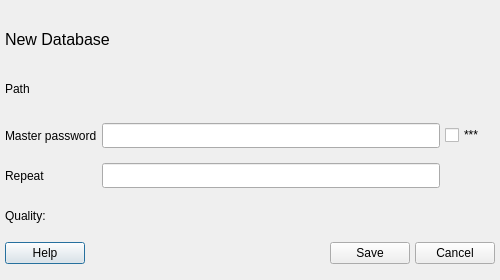
Old version of the form createdatabase.ui in the repository sochok222/RadikPass.
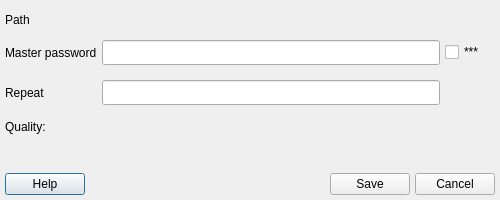
New version of the form.

Patch:
```diff
--- a/createdatabase.ui
+++ b/createdatabase.ui
@@ -7,7 +7,7 @@
     <x>0</x>
     <y>0</y>
     <width>500</width>
-    <height>280</height>
+    <height>200</height>
    </rect>
   </property>
   <property name="sizePolicy">
@@ -19,19 +19,22 @@
   <property name="minimumSize">
    <size>
     <width>500</width>
-    <height>280</height>
+    <height>200</height>
    </size>
   </property>
   <property name="maximumSize">
    <size>
     <width>500</width>
-    <height>280</height>
+    <height>200</height>
    </size>
   </property>
   <property name="windowTitle">
    <string>Dialog</string>
   </property>
-  <layout class="QGridLayout" name="gridLayout" rowstretch="2,0,0,4,0,0,0" rowminimumheight="0,0,0,0,0,0,0">
+  <layout class="QGridLayout" name="gridLayout" rowstretch="0,0,0,0">
+   <property name="sizeConstraint">
+    <enum>QLayout::SizeConstraint::SetMinimumSize</enum>
+   </property>
    <property name="leftMargin">
     <number>5</number>
    </property>
@@ -47,8 +50,11 @@
    <property name="spacing">
     <number>5</number>
    </property>
-   <item row="4" column="0">
+   <item row="3" column="0">
     <layout class="QHBoxLayout" name="horizontalLayout_3">
+     <property name="sizeConstraint">
+      <enum>QLayout::SizeConstraint::SetFixedSize</enum>
+     </property>
      <item>
       <widget class="QPushButton" name="helpButton">
        <property name="text">
@@ -85,10 +91,36 @@
      </item>
     </layout>
    </item>
-   <item row="3" column="0">
+   <item row="0" column="0">
+    <layout class="QVBoxLayout" name="verticalLayout" stretch="0">
+     <property name="sizeConstraint">
+      <enum>QLayout::SizeConstraint::SetFixedSize</enum>
+     </property>
+     <item>
+      <widget class="QLabel" name="labelPath">
+       <property name="minimumSize">
+        <size>
+         <width>0</width>
+         <height>30</height>
+        </size>
+       </property>
+       <property name="maximumSize">
+        <size>
+         <width>16777215</width>
+         <height>38</height>
+        </size>
+       </property>
+       <property name="text">
+        <string>Path</string>
+       </property>
+      </widget>
+     </item>
+    </layout>
+   </item>
+   <item row="1" column="0">
     <layout class="QGridLayout" name="gridLayout_2" rowstretch="0,0,0,0" columnstretch="0,0,0,0">
      <property name="sizeConstraint">
-      <enum>QLayout::SizeConstraint::SetFixedSize</enum>
+      <enum>QLayout::SizeConstraint::SetMaximumSize</enum>
      </property>
      <property name="topMargin">
       <number>0</number>
@@ -96,6 +128,16 @@
      <property name="verticalSpacing">
       <number>15</number>
      </property>
+     <item row="1" column="2">
+      <widget class="QLineEdit" name="linePassword">
+       <property name="minimumSize">
+        <size>
+         <width>0</width>
+         <height>25</height>
+        </size>
+       </property>
+      </widget>
+     </item>
      <item row="3" column="2">
       <widget class="QLabel" name="labelPasswordQuality">
        <property name="maximumSize">
@@ -109,16 +151,6 @@
        </property>
       </widget>
      </item>
-     <item row="2" column="2">
-      <widget class="QLineEdit" name="lineRepeat">
-       <property name="minimumSize">
-        <size>
-         <width>0</width>
-         <height>25</height>
-        </size>
-       </property>
-      </widget>
-     </item>
      <item row="3" column="0">
       <widget class="QLabel" name="label_4">
        <property name="text">
@@ -126,23 +158,6 @@
        </property>
       </widget>
      </item>
-     <item row="1" column="2">
-      <widget class="QLineEdit" name="linePassword">
-       <property name="minimumSize">
-        <size>
-         <width>0</width>
-         <height>25</height>
-        </size>
-       </property>
-      </widget>
-     </item>
-     <item row="2" column="0">
-      <widget class="QLabel" name="labelRepeat">
-       <property name="text">
-        <string>Repeat</string>
-       </property>
-      </widget>
-     </item>
      <item row="1" column="3">
       <widget class="QCheckBox" name="checkBoxIsAsterisks">
        <property name="minimumSize">
@@ -169,49 +184,41 @@
        </property>
       </widget>
      </item>
-    </layout>
-   </item>
-   <item row="0" column="0">
-    <layout class="QVBoxLayout" name="verticalLayout" stretch="1,3">
-     <item>
-      <widget class="QLabel" name="label_3">
+     <item row="2" column="0">
+      <widget class="QLabel" name="labelRepeat">
+       <property name="text">
+        <string>Repeat</string>
+       </property>
+      </widget>
+     </item>
+     <item row="2" column="2">
+      <widget class="QLineEdit" name="lineRepeat">
        <property name="minimumSize">
         <size>
-         <width>50</width>
-         <height>0</height>
+         <width>0</width>
+         <height>25</height>
         </size>
-       </property>
-       <property name="maximumSize">
-        <size>
-         <width>16777215</width>
-         <height>50</height>
-        </size>
-       </property>
-       <property name="font">
-        <font>
-         <pointsize>12</pointsize>
-        </font>
-       </property>
-       <property name="text">
-        <string>New Database</string>
-       </property>
-      </widget>
-     </item>
-     <item>
-      <widget class="QLabel" name="labelPath">
-       <property name="maximumSize">
-        <size>
-         <width>16777215</width>
-         <height>40</height>
-        </size>
-       </property>
-       <property name="text">
-        <string>Path</string>
        </property>
       </widget>
      </item>
     </layout>
    </item>
+   <item row="2" column="0">
+    <spacer name="verticalSpacer">
+     <property name="orientation">
+      <enum>Qt::Orientation::Vertical</enum>
+     </property>
+     <property name="sizeType">
+      <enum>QSizePolicy::Policy::Expanding</enum>
+     </property>
+     <property name="sizeHint" stdset="0">
+      <size>
+       <width>20</width>
+       <height>20</height>
+      </size>
+     </property>
+    </spacer>
+   </item>
   </layout>
  </widget>
  <resources/>
```
